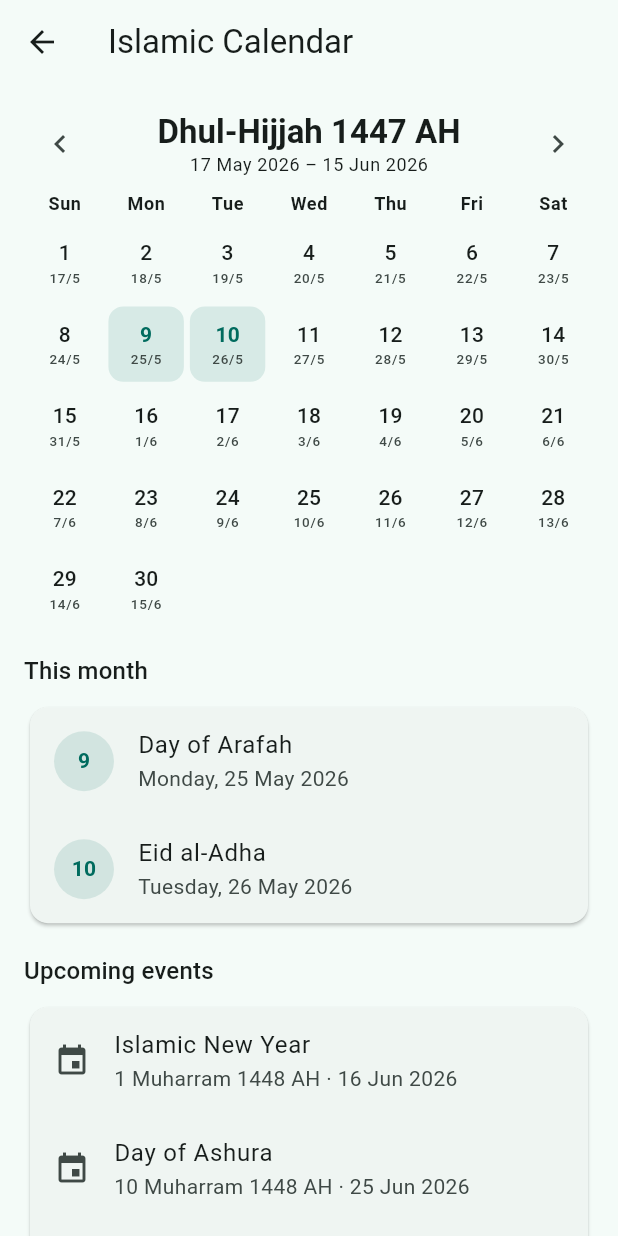
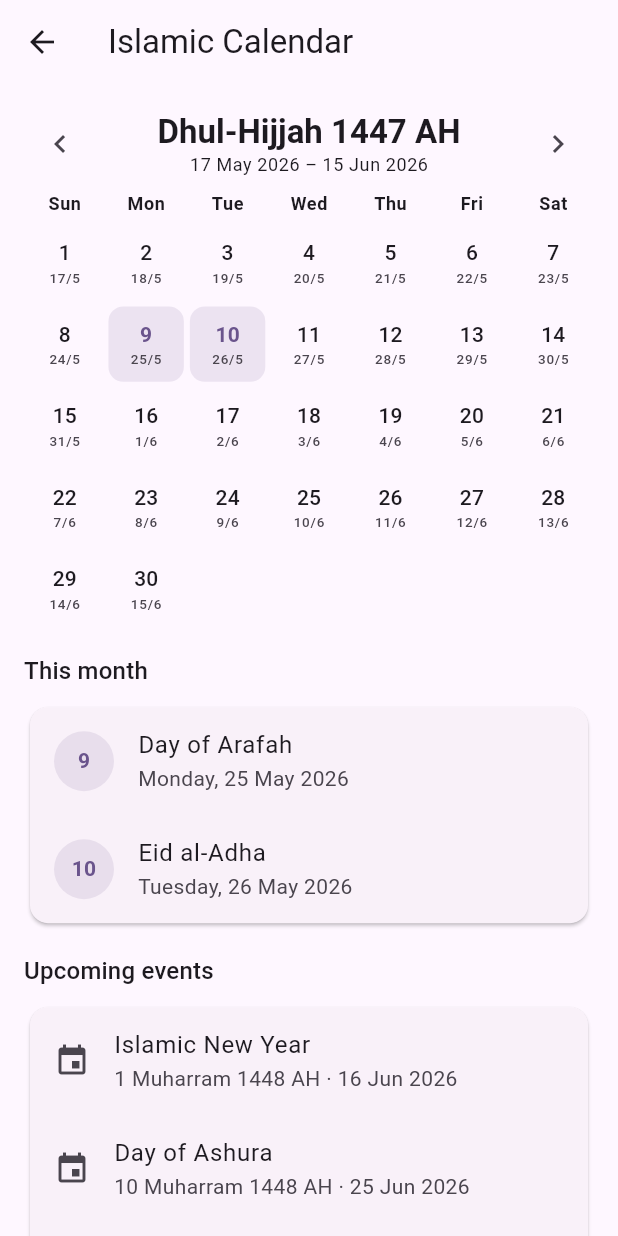
Before and after one commit to asifbhimla/IslamicApp, a Flutter app: the CalendarScreen screen opened directly, after a tap on the "chevron left" icon, on a phone screen of 412 x 824 dp. Run offline on Flutter 3.47's test engine with Material 3 defaults, Android fonts, the phone set to English and light mode, and no system bars; our stand-ins replace flutter_local_notifications, flutter_timezone, geolocator, hijri, shared_preferences, timezone; missing offline and left inert: adhan_dart, quran; accounts and stored records are empty.

Commit message:
Rename app to QalbCare and apply purple-blue-cyan color theme
- App name updated across Android manifest, iOS Info.plist, all
  screens, notifications, and MaterialApp title
- Seed color changed from teal to purple (#7B5EA7) for Material 3
  color scheme generation
- Home screen hero card uses a three-stop gradient matching the
  brand image: purple → blue → cyan

https://claude.ai/code/session_01WmGoQve6q2qnpuAWxe7ATb

```diff
--- a/lib/main.dart
+++ b/lib/main.dart
@@ -19,11 +19,11 @@ Future<void> main() async {
     FlutterError.reportError(FlutterErrorDetails(exception: e, stack: stack));
   }
 
-  runApp(IslamicApp(appState: appState));
+  runApp(QalbCareApp(appState: appState));
 }
 
-class IslamicApp extends StatelessWidget {
-  const IslamicApp({super.key, required this.appState});
+class QalbCareApp extends StatelessWidget {
+  const QalbCareApp({super.key, required this.appState});
 
   final AppState appState;
 
@@ -32,15 +32,15 @@ class IslamicApp extends StatelessWidget {
     return ChangeNotifierProvider.value(
       value: appState,
       child: MaterialApp(
-        title: 'Islamic App',
+        title: 'QalbCare',
         debugShowCheckedModeBanner: false,
         theme: ThemeData(
-          colorScheme: ColorScheme.fromSeed(seedColor: const Color(0xFF00695C)),
+          colorScheme: ColorScheme.fromSeed(seedColor: const Color(0xFF7B5EA7)),
           useMaterial3: true,
         ),
         darkTheme: ThemeData(
           colorScheme: ColorScheme.fromSeed(
-            seedColor: const Color(0xFF00695C),
+            seedColor: const Color(0xFF7B5EA7),
             brightness: Brightness.dark,
           ),
           useMaterial3: true,
--- a/lib/screens/home_screen.dart
+++ b/lib/screens/home_screen.dart
@@ -52,7 +52,7 @@ class _HomeScreenState extends State<HomeScreen> {
     final timeFormat = DateFormat('h:mm a');
 
     return Scaffold(
-      appBar: AppBar(title: const Text('Islamic App')),
+      appBar: AppBar(title: const Text('QalbCare')),
       body: ListView(
         padding: const EdgeInsets.all(16),
         children: [
@@ -60,12 +60,13 @@ class _HomeScreenState extends State<HomeScreen> {
             padding: const EdgeInsets.all(20),
             decoration: BoxDecoration(
               borderRadius: BorderRadius.circular(20),
-              gradient: LinearGradient(
+              gradient: const LinearGradient(
                 begin: Alignment.topLeft,
                 end: Alignment.bottomRight,
                 colors: [
-                  theme.colorScheme.primary,
-                  theme.colorScheme.tertiary,
+                  Color(0xFF7B5EA7),
+                  Color(0xFF4A7BF7),
+                  Color(0xFF22D3EE),
                 ],
               ),
             ),
--- a/lib/screens/settings_screen.dart
+++ b/lib/screens/settings_screen.dart
@@ -105,7 +105,7 @@ class _SettingsScreenState extends State<SettingsScreen> {
           const _SectionHeader('About'),
           const ListTile(
             leading: Icon(Icons.info_outline),
-            title: Text('Islamic App'),
+            title: Text('QalbCare'),
             subtitle: Text(
                 'Prayer times are calculated locally on your device using the '
                 'selected method. Quran text and translation (Saheeh '
--- a/lib/services/notification_service.dart
+++ b/lib/services/notification_service.dart
@@ -78,7 +78,7 @@ class NotificationService {
           await _plugin.zonedSchedule(
             id: id++,
             title: '${entry.name} prayer time',
-            body: "It's time for ${entry.name} in ${state.locationLabel}",
+            body: "QalbCare: It's time for ${entry.name} in ${state.locationLabel}",
             scheduledDate: tz.TZDateTime.from(entry.time, tz.local),
             notificationDetails: _athanDetails,
             androidScheduleMode: AndroidScheduleMode.exactAllowWhileIdle,
```
Also changed, not shown: 2 other files.
